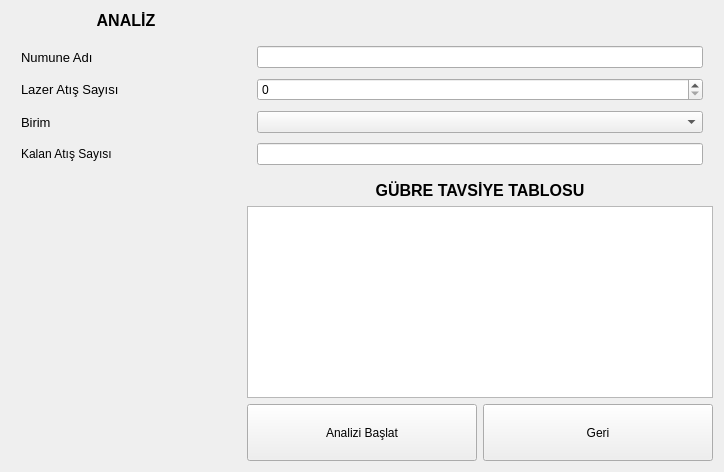
First picture: the form in ui/analiz_window.ui, repository ugurgudelek/Libs, before the edit.
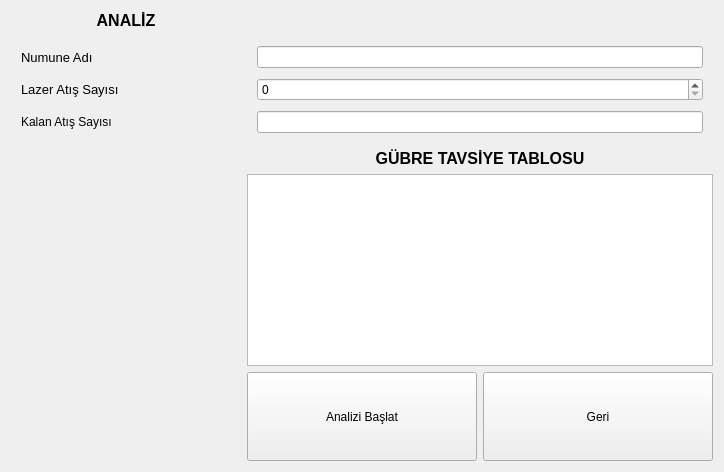
Second picture: the form after the edit.

Commit message: birim deprecated

```diff
--- a/ui/analiz_window.ui
+++ b/ui/analiz_window.ui
@@ -71,18 +71,6 @@
        </property>
       </widget>
      </item>
-     <item>
-      <widget class="QLabel" name="label_3">
-       <property name="font">
-        <font>
-         <pointsize>10</pointsize>
-        </font>
-       </property>
-       <property name="text">
-        <string>Birim</string>
-       </property>
-      </widget>
-     </item>
      <item>
       <widget class="QLabel" name="label_6">
        <property name="text">
@@ -138,16 +126,6 @@
      <item>
       <widget class="QSpinBox" name="howmanyrecordSpinBox"/>
      </item>
-     <item>
-      <widget class="QComboBox" name="birimCB">
-       <property name="sizePolicy">
-        <sizepolicy hsizetype="Preferred" vsizetype="Preferred">
-         <horstretch>0</horstretch>
-         <verstretch>0</verstretch>
-        </sizepolicy>
-       </property>
-      </widget>
-     </item>
      <item>
       <widget class="QLineEdit" name="remainingrecordLE"/>
      </item>
```
Left out of the diff: 1 changed line with no effect on the pictures. The commit also changes 2 other files.
